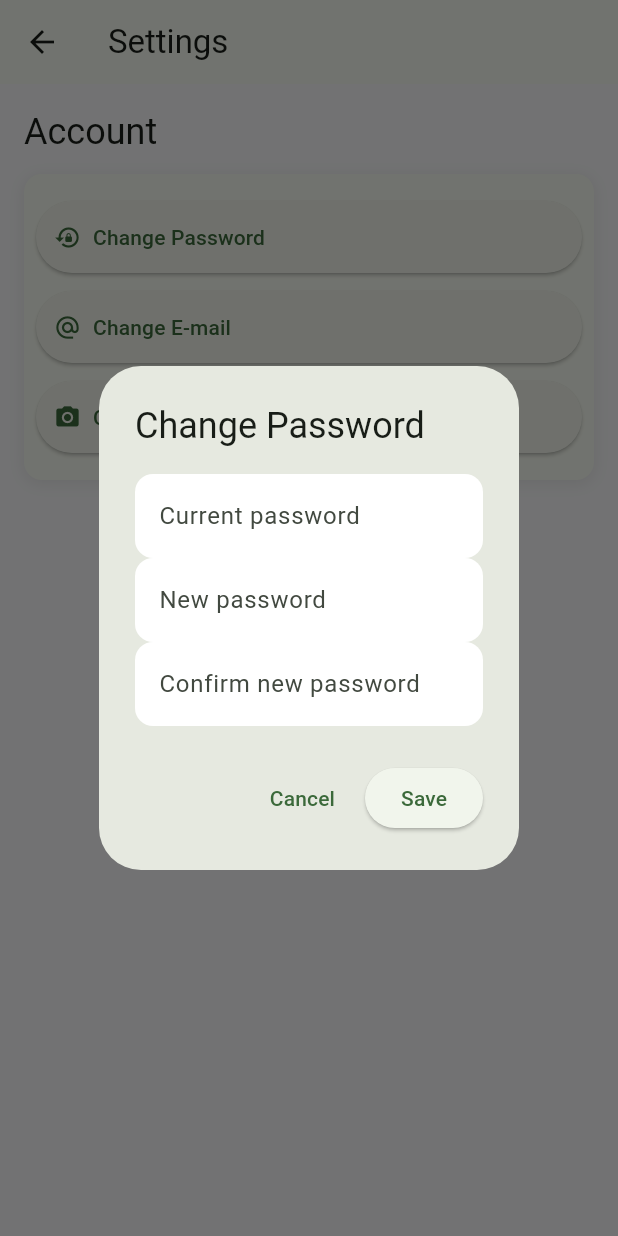
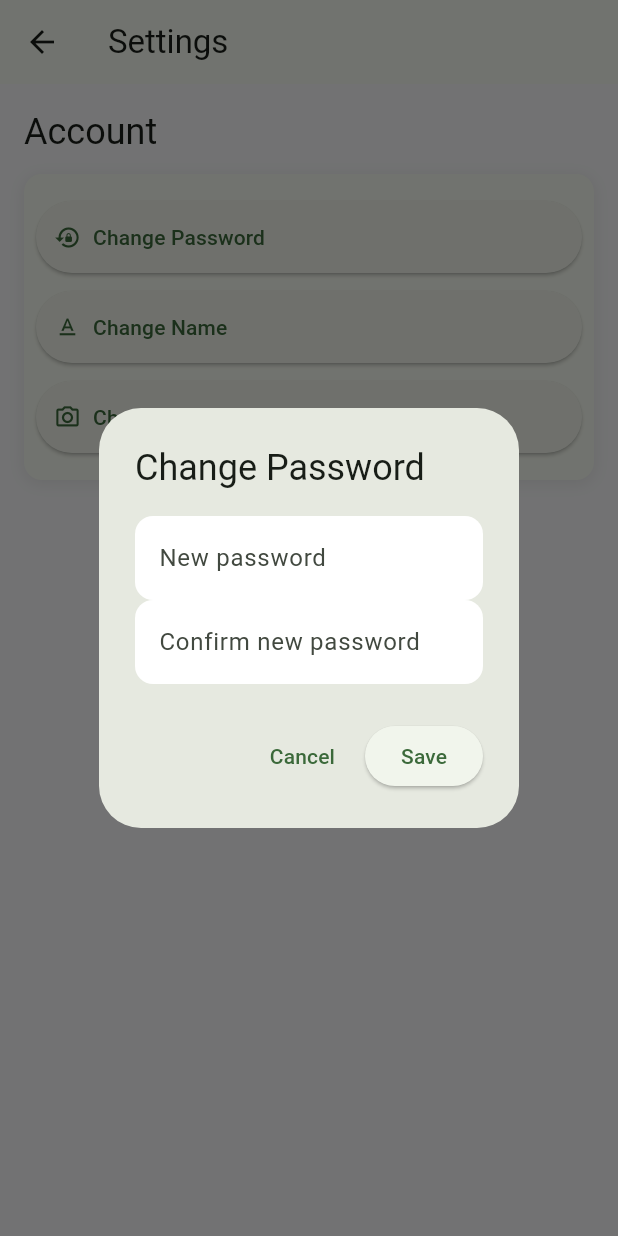
Before and after one commit to koixos/oop-mobile-frontend, a Flutter app: the SettingsPage screen opened directly, after a tap on "Change Password", on a phone screen of 412 x 824 dp. Run offline on Flutter 3.47's test engine with Material 3 defaults, Android fonts, the phone set to English and light mode, and no system bars; our stand-ins replace fluttertoast, shared_preferences; accounts and stored records are empty.

Commit message:
added password validation to change password in settings page

```diff
--- a/lib/views/profile/settings_page.dart
+++ b/lib/views/profile/settings_page.dart
@@ -1,4 +1,5 @@
 import 'package:flutter/material.dart';
+import 'package:sptm/core/validators.dart';
 
 class SettingsPage extends StatelessWidget {
   const SettingsPage({super.key});
@@ -6,37 +7,47 @@ class SettingsPage extends StatelessWidget {
   @override
   Widget build(BuildContext context) {
     Future<void> showPasswordDialog() async {
-      final currentController = TextEditingController();
       final newController = TextEditingController();
       final confirmController = TextEditingController();
+      final formKey = GlobalKey<FormState>();
 
       await showDialog<void>(
         context: context,
         builder: (context) => AlertDialog(
           title: const Text('Change Password'),
-          content: Column(
+          content: Form(
+            key: formKey,
+            autovalidateMode: AutovalidateMode.onUserInteraction,
+            child: Column(
               mainAxisSize: MainAxisSize.min,
               children: [
-              TextField(
-                controller: currentController,
+                TextFormField(
+                  controller: newController,
                   obscureText: true,
                   decoration: const InputDecoration(
-                  labelText: 'Current password',
+                    labelText: 'New password',
+                    errorMaxLines: 3,
                   ),
+                  validator: Validators.validatePasswd,
                 ),
-              TextField(
-                controller: newController,
-                obscureText: true,
-                decoration: const InputDecoration(labelText: 'New password'),
-              ),
-              TextField(
+                TextFormField(
                   controller: confirmController,
                   obscureText: true,
                   decoration: const InputDecoration(
                     labelText: 'Confirm new password',
+                    errorMaxLines: 3,
                   ),
+                  validator: (value) {
+                    //final baseError = Validators.validatePasswd(value);
+                    //if (baseError != null) return baseError;
+                    if (value != newController.text) {
+                      return 'Passwords do not match';
+                    }
+                    return null;
+                  },
                 ),
               ],
+            ),
           ),
           actions: [
             TextButton(
@@ -45,6 +56,7 @@ class SettingsPage extends StatelessWidget {
             ),
             ElevatedButton(
               onPressed: () {
+                if (!formKey.currentState!.validate()) return;
                 // TODO: Validate and call password update API.
                 Navigator.of(context).pop();
                 ScaffoldMessenger.of(context).showSnackBar(
@@ -58,19 +70,19 @@ class SettingsPage extends StatelessWidget {
       );
     }
 
-    Future<void> showEmailDialog() async {
+    Future<void> showNameDialog() async {
       final emailController = TextEditingController();
 
       await showDialog<void>(
         context: context,
         builder: (context) => AlertDialog(
-          title: const Text('Change E-mail'),
+          title: const Text('Change Name'),
           content: TextField(
             controller: emailController,
-            keyboardType: TextInputType.emailAddress,
+            keyboardType: TextInputType.text,
             decoration: const InputDecoration(
-              labelText: 'New e-mail',
-              hintText: 'name@example.com',
+              labelText: 'New Name',
+              hintText: 'Your Name',
             ),
           ),
           actions: [
@@ -84,7 +96,7 @@ class SettingsPage extends StatelessWidget {
                 Navigator.of(context).pop();
                 ScaffoldMessenger.of(
                   context,
-                ).showSnackBar(const SnackBar(content: Text('E-mail updated')));
+                ).showSnackBar(const SnackBar(content: Text('Name updated')));
               },
               child: const Text('Save'),
             ),
@@ -133,10 +145,10 @@ class SettingsPage extends StatelessWidget {
 
     final actions = <_SettingAction>[
       _SettingAction('Change Password', Icons.lock_reset, showPasswordDialog),
-      _SettingAction('Change E-mail', Icons.alternate_email, showEmailDialog),
+      _SettingAction('Change Name', Icons.text_format, showNameDialog),
       _SettingAction(
         'Change Profile Picture',
-        Icons.photo_camera,
+        Icons.camera_alt_outlined,
         showProfilePictureSheet,
       ),
     ];
```
Also changed, not shown: lib/views/profile/profile_page.dart (+28 -7 lines). Lines whose indentation alone changed are shown as unchanged.
